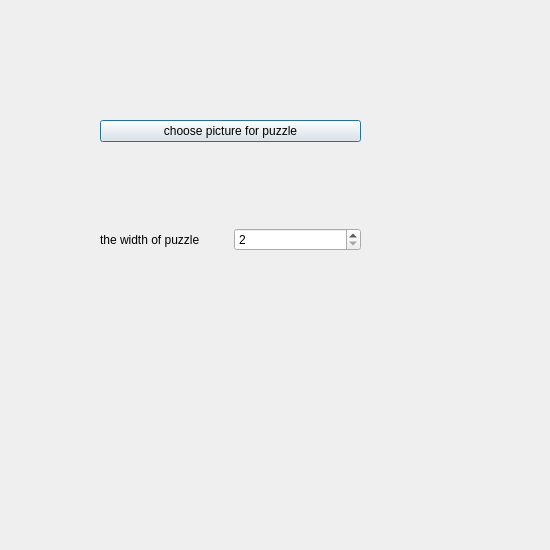
Old version of the form Sem2/lab1.2/newPuzzle/forpleasure.ui in the repository Alina-Hryn/OOP.
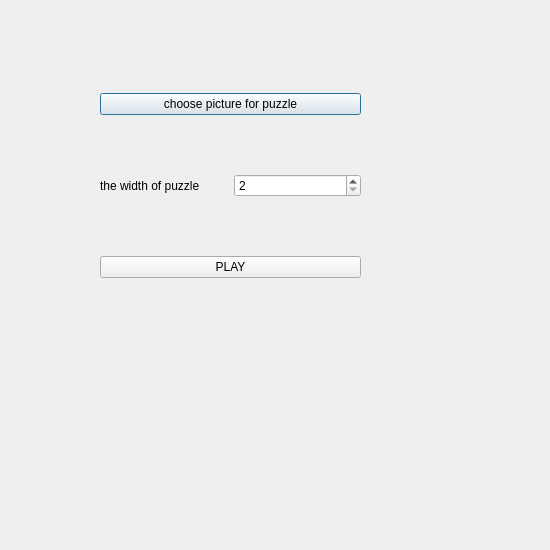
New version of the form.

```diff
--- a/Sem2/lab1.2/newPuzzle/forpleasure.ui
+++ b/Sem2/lab1.2/newPuzzle/forpleasure.ui
@@ -66,6 +66,13 @@
       </item>
      </layout>
     </item>
+    <item>
+     <widget class="QPushButton" name="pushButton_2">
+      <property name="text">
+       <string>PLAY</string>
+      </property>
+     </widget>
+    </item>
    </layout>
   </widget>
  </widget>
```
